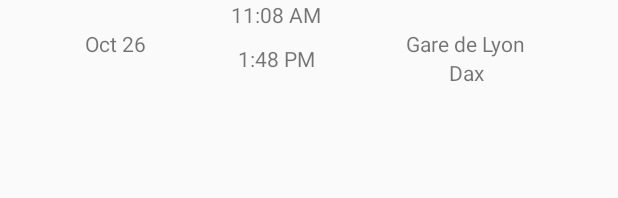
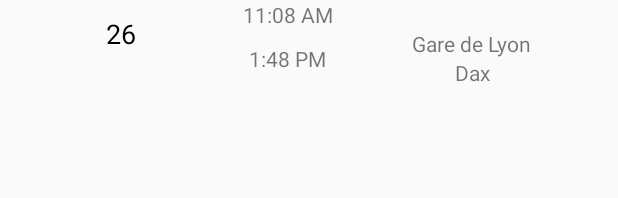
Before and after one commit to geekarist/OuiTimer, an Android app: the layout view_item_train_timer.xml on its own in the app's theme, with its tools: preview values and no code run, on a phone screen of 412 x 824 dp. Shown: the top 198 px of the screen. Run offline under Robolectric (Android 15) with nearby library versions, the phone set to English and light mode, and no system bars.

Commit message:
Draw day of month in CircularProgressView

```diff
--- a/app/src/main/java/me/cpele/traintimer/CircularProgressView.kt
+++ b/app/src/main/java/me/cpele/traintimer/CircularProgressView.kt
@@ -1,25 +1,22 @@
 package me.cpele.traintimer
 
 import android.content.Context
-import android.text.format.DateUtils
-import android.text.format.DateUtils.*
+import android.graphics.Canvas
+import android.graphics.Paint
+import android.support.v4.content.ContextCompat
 import android.util.AttributeSet
-import android.widget.FrameLayout
-import android.widget.TextView
+import android.view.View
 import java.util.*
 
-class CircularProgressView(context: Context, attrs: AttributeSet) : FrameLayout(context, attrs) {
+class CircularProgressView(context: Context, attrs: AttributeSet) : View(context, attrs) {
 
-    var departureDatetime: Date = Date()
-        set(value) {
-            val flags = FORMAT_SHOW_DATE or FORMAT_NO_YEAR or FORMAT_ABBREV_MONTH
-            val strDepartureDate = DateUtils.formatDateTime(context, value.time, flags)
-            viewDepartureDate.text = strDepartureDate
-        }
+    private var dayOfMonth: Int
+    private var strMonth: String
 
-    var arrivalDateTime: Date = Date()
+    var departureDatetime: Date
+    var arrivalDateTime: Date
 
-    private var viewDepartureDate: TextView
+    private var paint: Paint
 
     init {
 
@@ -28,10 +25,24 @@ class CircularProgressView(context: Context, attrs: AttributeSet) : FrameLayout(
         val longArrivalDatetime = styledAttrs.getInt(R.styleable.CircularProgressView_circ_arrival_datetime, 0).toLong()
         styledAttrs.recycle()
 
-        viewDepartureDate = TextView(context)
-        addView(viewDepartureDate)
-
         departureDatetime = Date(longDepartureDatetime)
         arrivalDateTime = Date(longArrivalDatetime)
+
+        dayOfMonth = 26
+        strMonth = "oct"
+
+        paint = Paint()
+        paint.color = ContextCompat.getColor(context, android.R.color.black)
+        paint.textAlign = Paint.Align.CENTER
+        paint.textSize = context.resources.getDimension(R.dimen.abc_text_size_medium_material);
+    }
+
+    override fun onDraw(canvas: Canvas?) {
+        super.onDraw(canvas)
+
+        // Draw day of month
+        canvas?.drawText(dayOfMonth.toString(), canvas.width / 2f, canvas.height / 2f, paint)
+        // Draw month
+        // Draw circular background
     }
 }
--- a/app/src/main/res/layout/view_train_timer.xml
+++ b/app/src/main/res/layout/view_train_timer.xml
@@ -12,8 +12,8 @@
 
     <me.cpele.traintimer.CircularProgressView
         android:id="@+id/timer_cp_date"
-        android:layout_width="wrap_content"
-        android:layout_height="wrap_content"
+        android:layout_width="56dp"
+        android:layout_height="56dp"
         app:layout_constraintBottom_toBottomOf="parent"
         app:layout_constraintLeft_toLeftOf="parent"
         app:layout_constraintRight_toLeftOf="@id/timer_tv_departure_time"
```
